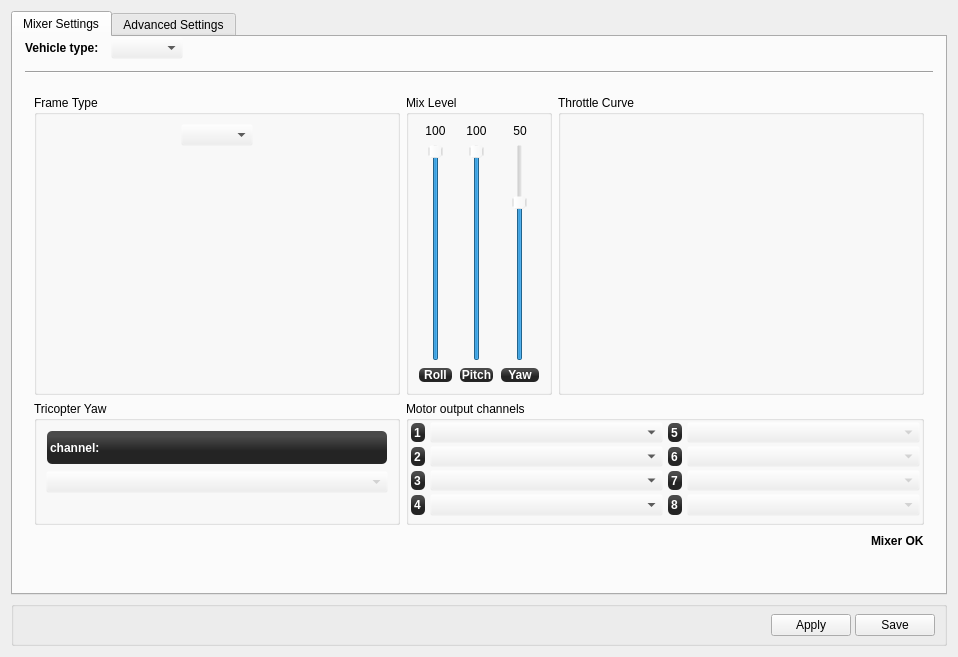
Above: ground/openpilotgcs/src/plugins/config/airframe.ui from openpilot/OpenPilot before the change. Below: the same form after it.
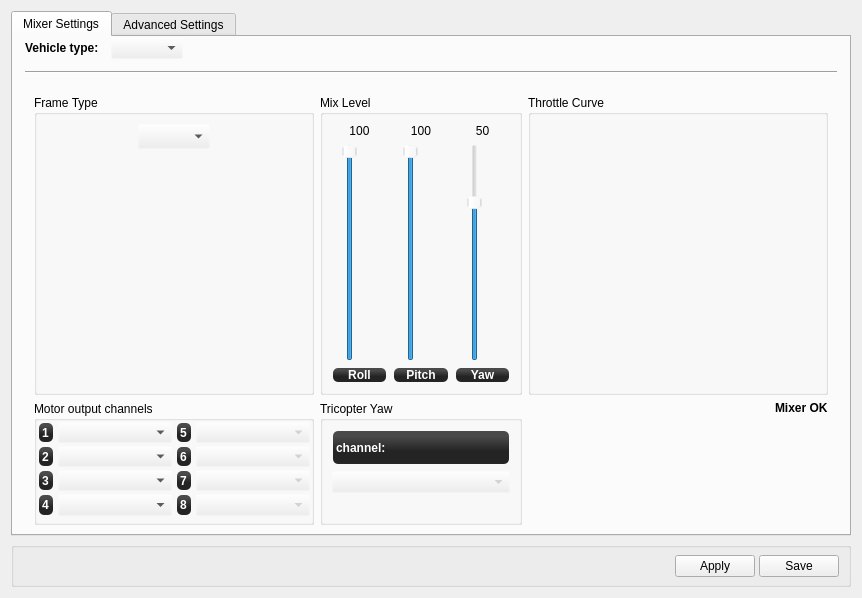
That is the form after the change. Icons and pictures are not drawn. Custom widgets are drawn as their Qt base class.

Commit message: fixed aircraft page, with different layout

What changed in the file:
```diff
--- a/ground/openpilotgcs/src/plugins/config/airframe.ui
+++ b/ground/openpilotgcs/src/plugins/config/airframe.ui
@@ -6,8 +6,8 @@
    <rect>
     <x>0</x>
     <y>0</y>
-    <width>958</width>
-    <height>657</height>
+    <width>862</width>
+    <height>598</height>
    </rect>
   </property>
   <property name="windowTitle">
@@ -128,8 +128,8 @@
            <rect>
             <x>0</x>
             <y>0</y>
-            <width>904</width>
-            <height>550</height>
+            <width>808</width>
+            <height>491</height>
            </rect>
           </property>
           <layout class="QVBoxLayout" name="verticalLayout">
@@ -696,9 +696,139 @@
               </layout>
              </widget>
              <widget class="QWidget" name="multiRotor">
-              <layout class="QGridLayout" name="gridLayout_3">
+              <layout class="QGridLayout" name="gridLayout_2">
+               <item row="0" column="0">
+                <widget class="QGroupBox" name="groupBox_10">
+                 <property name="title">
+                  <string>Frame Type</string>
+                 </property>
+                 <layout class="QVBoxLayout" name="verticalLayout_8" stretch="0,0,1,0">
+                  <item>
+                   <layout class="QHBoxLayout" name="horizontalLayout_7">
+                    <property name="sizeConstraint">
+                     <enum>QLayout::SetFixedSize</enum>
+                    </property>
+                    <item>
+                     <spacer name="horizontalSpacer">
+                      <property name="orientation">
+                       <enum>Qt::Horizontal</enum>
+                      </property>
+                      <property name="sizeHint" stdset="0">
+                       <size>
+                        <width>40</width>
+                        <height>13</height>
+                       </size>
+                      </property>
+                     </spacer>
+                    </item>
+                    <item>
+                     <widget class="QComboBox" name="multirotorFrameType">
+                      <property name="sizePolicy">
+                       <sizepolicy hsizetype="Fixed" vsizetype="Minimum">
+                        <horstretch>0</horstretch>
+                        <verstretch>0</verstretch>
+                       </sizepolicy>
+                      </property>
+                      <property name="minimumSize">
+                       <size>
+                        <width>45</width>
+                        <height>25</height>
+                       </size>
+                      </property>
+                      <property name="maximumSize">
+                       <size>
+                        <width>16777215</width>
+                        <height>25</height>
+                       </size>
+                      </property>
+                      <property name="toolTip">
+                       <string>Select the Multirotor frame type here.</string>
+                      </property>
+                     </widget>
+                    </item>
+                    <item>
+                     <spacer name="horizontalSpacer_5">
+                      <property name="orientation">
+                       <enum>Qt::Horizontal</enum>
+                      </property>
+                      <property name="sizeHint" stdset="0">
+                       <size>
+                        <width>40</width>
+                        <height>13</height>
+                       </size>
+                      </property>
+                     </spacer>
+                    </item>
+                   </layout>
+                  </item>
+                  <item>
+                   <spacer name="verticalSpacer_6">
+                    <property name="orientation">
+                     <enum>Qt::Vertical</enum>
+                    </property>
+                    <property name="sizeType">
+                     <enum>QSizePolicy::Fixed</enum>
+                    </property>
+                    <property name="sizeHint" stdset="0">
+                     <size>
+                      <width>20</width>
+                      <height>8</height>
+                     </size>
+                    </property>
+                   </spacer>
+                  </item>
+                  <item>
+                   <widget class="QGraphicsView" name="quadShape">
+                    <property name="sizePolicy">
+                     <sizepolicy hsizetype="Minimum" vsizetype="Minimum">
+                      <horstretch>0</horstretch>
+                      <verstretch>0</verstretch>
+                     </sizepolicy>
+                    </property>
+                    <property name="minimumSize">
+                     <size>
+                      <width>120</width>
+                      <height>120</height>
+                     </size>
+                    </property>
+                    <property name="styleSheet">
+                     <string notr="true">background:transparent</string>
+                    </property>
+                    <property name="frameShape">
+                     <enum>QFrame::NoFrame</enum>
+                    </property>
+                    <property name="frameShadow">
+                     <enum>QFrame::Plain</enum>
+                    </property>
+                   </widget>
+                  </item>
+                  <item>
+                   <spacer name="verticalSpacer_7">
+                    <property name="orientation">
+                     <enum>Qt::Vertical</enum>
+                    </property>
+                    <property name="sizeType">
+                     <enum>QSizePolicy::Fixed</enum>
+                    </property>
+                    <property name="sizeHint" stdset="0">
+                     <size>
+                      <width>20</width>
+                      <height>8</height>
+                     </size>
+                    </property>
+                   </spacer>
+                  </item>
+                 </layout>
+                </widget>
+               </item>
                <item row="0" column="1">
                 <widget class="QGroupBox" name="groupBox_9">
+                 <property name="maximumSize">
+                  <size>
+                   <width>250</width>
+                   <height>16777215</height>
+                  </size>
+                 </property>
                  <property name="title">
                   <string>Mix Level</string>
                  </property>
@@ -948,77 +1078,7 @@
                  </layout>
                 </widget>
                </item>
-               <item row="2" column="0">
-                <widget class="QGroupBox" name="groupBox_11">
-                 <property name="sizePolicy">
-                  <sizepolicy hsizetype="Preferred" vsizetype="Minimum">
-                   <horstretch>0</horstretch>
-                   <verstretch>0</verstretch>
-                  </sizepolicy>
-                 </property>
-                 <property name="minimumSize">
-                  <size>
-                   <width>0</width>
-                   <height>124</height>
-                  </size>
-                 </property>
-                 <property name="title">
-                  <string>Tricopter Yaw</string>
-                 </property>
-                 <layout class="QVBoxLayout" name="verticalLayout_4">
-                  <item>
-                   <widget class="QLabel" name="label_2">
-                    <property name="styleSheet">
-                     <string notr="true">background-color: qlineargradient(spread:reflect, x1:0.507, y1:0, x2:0.507, y2:0.772, stop:0.208955 rgba(74, 74, 74, 255), stop:0.78607 rgba(36, 36, 36, 255));
-color: rgb(255, 255, 255);
-border-radius: 5;
-font: bold 12px;
-margin:1px;</string>
-                    </property>
-                    <property name="text">
-                     <string>channel:</string>
-                    </property>
-                   </widget>
-                  </item>
-                  <item>
-                   <widget class="QComboBox" name="triYawChannelBox">
-                    <property name="enabled">
-                     <bool>false</bool>
-                    </property>
-                    <property name="sizePolicy">
-                     <sizepolicy hsizetype="MinimumExpanding" vsizetype="Fixed">
-                      <horstretch>0</horstretch>
-                      <verstretch>0</verstretch>
-                     </sizepolicy>
-                    </property>
-                    <property name="minimumSize">
-                     <size>
-                      <width>40</width>
-                      <height>0</height>
-                     </size>
-                    </property>
-                   </widget>
-                  </item>
-                  <item>
-                   <spacer name="verticalSpacer_4">
-                    <property name="orientation">
-                     <enum>Qt::Vertical</enum>
-                    </property>
-                    <property name="sizeType">
-                     <enum>QSizePolicy::Fixed</enum>
-                    </property>
-                    <property name="sizeHint" stdset="0">
-                     <size>
-                      <width>20</width>
-                      <height>20</height>
-                     </size>
-                    </property>
-                   </spacer>
-                  </item>
-                 </layout>
-                </widget>
-               </item>
-               <item row="2" column="1" colspan="2">
+               <item row="1" column="0">
                 <widget class="QGroupBox" name="groupBox">
                  <property name="sizePolicy">
                   <sizepolicy hsizetype="Preferred" vsizetype="Maximum">
@@ -1266,112 +1326,83 @@
                  </layout>
                 </widget>
                </item>
-               <item row="4" column="1">
-                <spacer name="verticalSpacer_6">
-                 <property name="orientation">
-                  <enum>Qt::Vertical</enum>
+               <item row="1" column="1">
+                <widget class="QGroupBox" name="groupBox_11">
+                 <property name="sizePolicy">
+                  <sizepolicy hsizetype="Preferred" vsizetype="Minimum">
+                   <horstretch>0</horstretch>
+                   <verstretch>0</verstretch>
+                  </sizepolicy>
                  </property>
-                 <property name="sizeHint" stdset="0">
+                 <property name="minimumSize">
                   <size>
-                   <width>20</width>
-                   <height>40</height>
+                   <width>0</width>
+                   <height>124</height>
                   </size>
                  </property>
-                </spacer>
-               </item>
-               <item row="1" column="0">
-                <spacer name="verticalSpacer_7">
-                 <property name="orientation">
-                  <enum>Qt::Vertical</enum>
-                 </property>
-                 <property name="sizeHint" stdset="0">
+                 <property name="maximumSize">
                   <size>
-                   <width>20</width>
-                   <height>0</height>
+                   <width>250</width>
+                   <height>16777215</height>
                   </size>
                  </property>
-                </spacer>
-               </item>
-               <item row="0" column="0">
-                <widget class="QGroupBox" name="groupBox_10">
                  <property name="title">
-                  <string>Frame Type</string>
+                  <string>Tricopter Yaw</string>
                  </property>
-                 <layout class="QGridLayout" name="gridLayout_2">
-                  <item row="0" column="0">
-                   <spacer name="horizontalSpacer">
-                    <property name="orientation">
-                     <enum>Qt::Horizontal</enum>
-                    </property>
-                    <property name="sizeHint" stdset="0">
-                     <size>
-                      <width>40</width>
-                      <height>20</height>
-                     </size>
-                    </property>
-                   </spacer>
-                  </item>
-                  <item row="0" column="1">
-                   <widget class="QComboBox" name="multirotorFrameType">
-                    <property name="sizePolicy">
-                     <sizepolicy hsizetype="Fixed" vsizetype="Fixed">
-                      <horstretch>0</horstretch>
-                      <verstretch>0</verstretch>
-                     </sizepolicy>
-                    </property>
-                    <property name="minimumSize">
-                     <size>
-                      <width>45</width>
-                      <height>0</height>
-                     </size>
-                    </property>
-                    <property name="toolTip">
-                     <string>Select the Multirotor frame type here.</string>
-                    </property>
-                   </widget>
-                  </item>
-                  <item row="0" column="2">
-                   <spacer name="horizontalSpacer_5">
-                    <property name="orientation">
-                     <enum>Qt::Horizontal</enum>
-                    </property>
-                    <property name="sizeHint" stdset="0">
-                     <size>
-                      <width>40</width>
-                      <height>20</height>
-                     </size>
-                    </property>
-                   </spacer>
-                  </item>
-                  <item row="1" column="0" colspan="3">
-                   <widget class="QGraphicsView" name="quadShape">
-                    <property name="sizePolicy">
-                     <sizepolicy hsizetype="Minimum" vsizetype="Minimum">
-                      <horstretch>0</horstretch>
-                      <verstretch>0</verstretch>
-                     </sizepolicy>
-                    </property>
-                    <property name="minimumSize">
-                     <size>
-                      <width>80</width>
-                      <height>80</height>
-                     </size>
-                    </property>
+                 <layout class="QVBoxLayout" name="verticalLayout_4">
+                  <item>
+                   <widget class="QLabel" name="label_2">
                     <property name="styleSheet">
-                     <string notr="true">background:transparent</string>
+                     <string notr="true">background-color: qlineargradient(spread:reflect, x1:0.507, y1:0, x2:0.507, y2:0.772, stop:0.208955 rgba(74, 74, 74, 255), stop:0.78607 rgba(36, 36, 36, 255));
+color: rgb(255, 255, 255);
+border-radius: 5;
+font: bold 12px;
+margin:1px;</string>
                     </property>
-                    <property name="frameShape">
-                     <enum>QFrame::NoFrame</enum>
+                    <property name="text">
+                     <string>channel:</string>
                     </property>
-                    <property name="frameShadow">
-                     <enum>QFrame::Plain</enum>
+                   </widget>
+                  </item>
+                  <item>
+                   <widget class="QComboBox" name="triYawChannelBox">
+                    <property name="enabled">
+                     <bool>false</bool>
                     </property>
+                    <property name="sizePolicy">
+                     <sizepolicy hsizetype="MinimumExpanding" vsizetype="Fixed">
+                      <horstretch>0</horstretch>
+                      <verstretch>0</verstretch>
+                     </sizepolicy>
+                    </property>
+                    <property name="minimumSize">
+                     <size>
+                      <width>40</width>
+                      <height>0</height>
+                     </size>
+                    </property>
                    </widget>
                   </item>
+                  <item>
+                   <spacer name="verticalSpacer_4">
+                    <property name="orientation">
+                     <enum>Qt::Vertical</enum>
+                    </property>
+                    <property name="sizeType">
+                     <enum>QSizePolicy::Fixed</enum>
+                    </property>
+                    <property name="sizeHint" stdset="0">
+                     <size>
+                      <width>20</width>
+                      <height>20</height>
+                     </size>
+                    </property>
+                   </spacer>
+                  </item>
                  </layout>
                 </widget>
                </item>
-               <item row="3" column="2">
+               <item row="1" column="2">
                 <layout class="QHBoxLayout" name="horizontalLayout_6">
                  <item>
                   <spacer name="horizontalSpacer_6">
@@ -1403,6 +1434,9 @@
                    <property name="text">
                     <string>Mixer OK</string>
                    </property>
+                   <property name="alignment">
+                    <set>Qt::AlignLeading|Qt::AlignLeft|Qt::AlignTop</set>
+                   </property>
                   </widget>
                  </item>
                 </layout>
```
Left out of the diff: 6 changed lines with no effect on the pictures.
